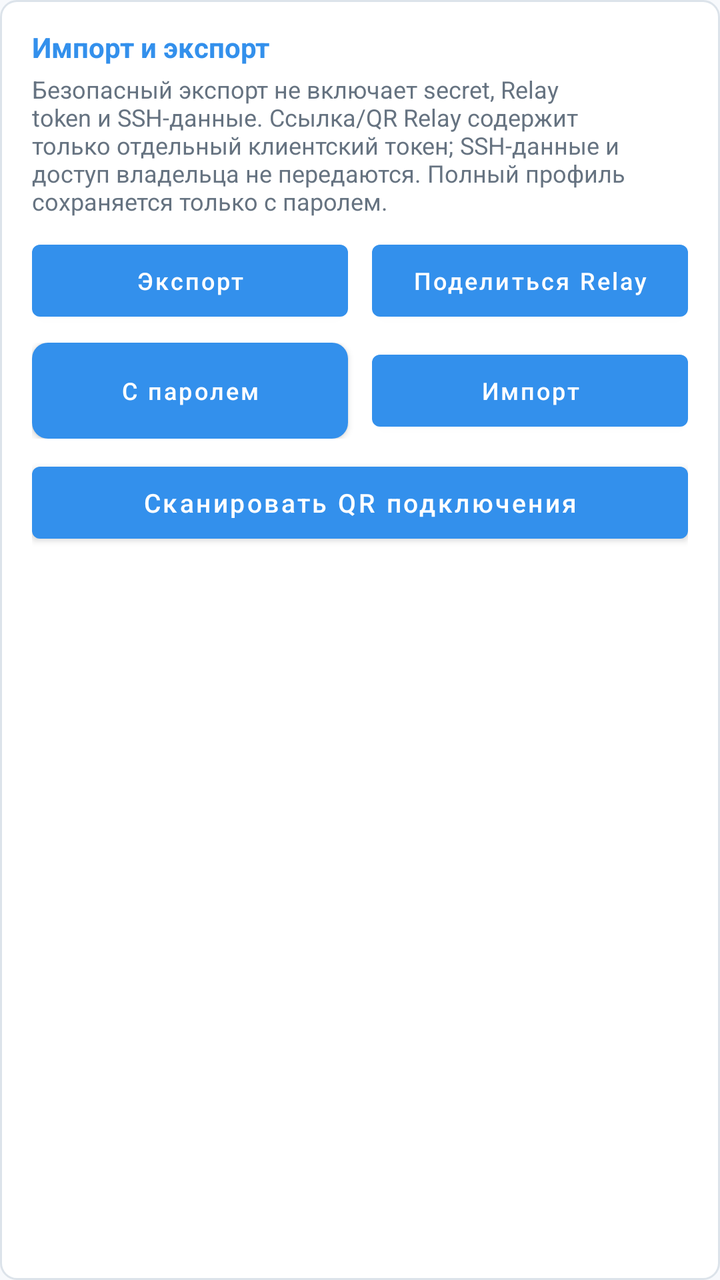
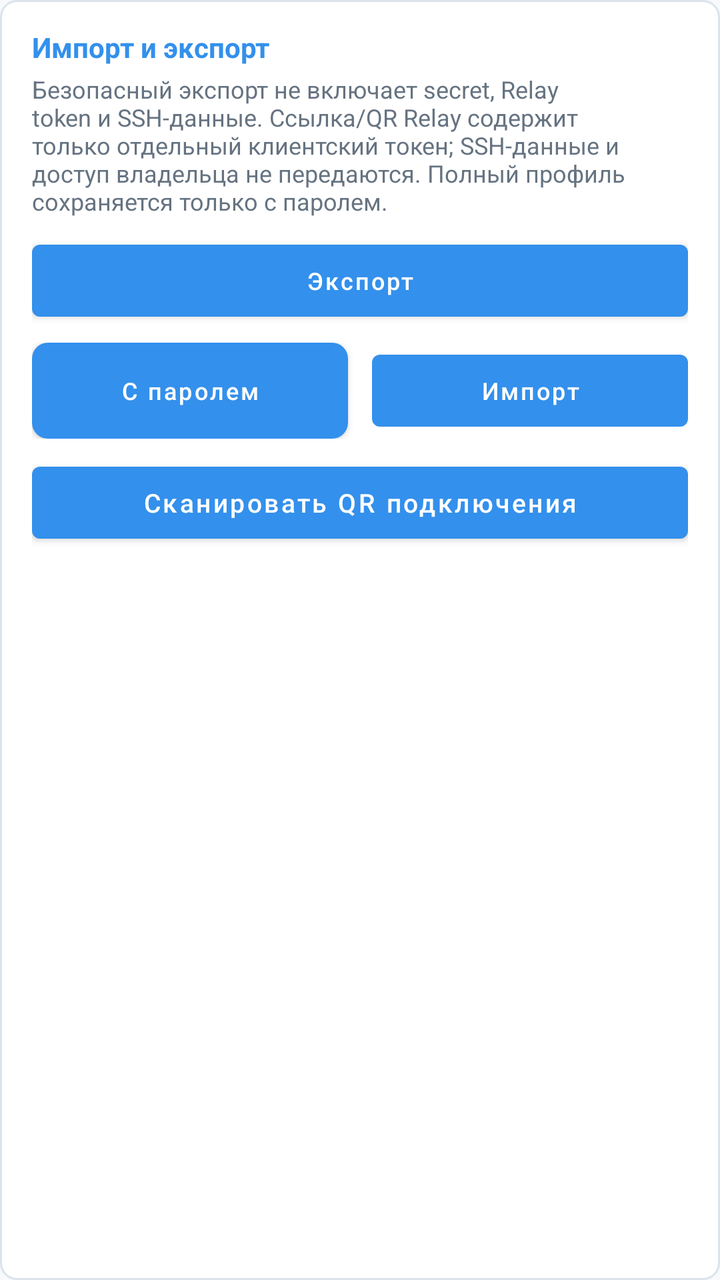

Before-and-after screenshots of an Android layout around one commit, followed by the original layout XML and the change that was made.
<!-- AndroidManifest.xml: application theme AppTheme -->
<!-- res/layout/view_import_export.xml -->
<?xml version="1.0" encoding="utf-8"?>
<LinearLayout xmlns:android="http://schemas.android.com/apk/res/android"
    android:layout_width="match_parent"
    android:layout_height="wrap_content"
    android:layout_marginTop="8dp"
    android:background="@drawable/card_bg"
    android:orientation="vertical"
    android:padding="16dp">

    <TextView
        android:layout_width="wrap_content"
        android:layout_height="wrap_content"
        android:includeFontPadding="false"
        android:text="@string/import_export"
        android:textColor="@color/accent"
        android:textSize="14sp"
        android:textStyle="bold" />

    <TextView
        android:layout_width="match_parent"
        android:layout_height="wrap_content"
        android:layout_marginTop="6dp"
        android:includeFontPadding="false"
        android:text="@string/import_export_note"
        android:textColor="@color/text_secondary"
        android:textSize="12sp" />

    <LinearLayout
        android:layout_width="match_parent"
        android:layout_height="wrap_content"
        android:layout_marginTop="8dp"
        android:orientation="horizontal">

        <Button
            android:id="@+id/btn_export_safe_profile"
            android:layout_width="0dp"
            android:layout_height="48dp"
            android:layout_marginEnd="6dp"
            android:layout_weight="1"
            android:minWidth="0dp"
            android:minHeight="0dp"
            android:text="@string/export_safe_profile"
            android:textAllCaps="false"
            android:textSize="12sp" />

        <Button
            android:id="@+id/btn_export_vps_relay"
            android:layout_width="0dp"
            android:layout_height="48dp"
            android:layout_marginStart="6dp"
            android:layout_weight="1"
            android:minWidth="0dp"
            android:minHeight="0dp"
            android:text="@string/export_vps_relay"
            android:textAllCaps="false"
            android:textSize="12sp" />
    </LinearLayout>

    <LinearLayout
        android:layout_width="match_parent"
        android:layout_height="wrap_content"
        android:layout_marginTop="7dp"
        android:orientation="horizontal">

        <Button
            android:id="@+id/btn_export_encrypted_profile"
            android:layout_width="0dp"
            android:layout_height="48dp"
            android:layout_marginEnd="6dp"
            android:layout_weight="1"
            android:background="@drawable/btn_start_bg"
            android:minWidth="0dp"
            android:minHeight="0dp"
            android:text="@string/export_encrypted_profile"
            android:textAllCaps="false"
            android:textColor="@color/button_text"
            android:textSize="12sp" />

        <Button
            android:id="@+id/btn_import_settings"
            android:layout_width="0dp"
            android:layout_height="48dp"
            android:layout_marginStart="6dp"
            android:layout_weight="1"
            android:minWidth="0dp"
            android:minHeight="0dp"
            android:text="@string/import_settings"
            android:textAllCaps="false"
            android:textSize="12sp" />
    </LinearLayout>

    <Button
        android:id="@+id/btn_scan_qr"
        android:layout_width="match_parent"
        android:layout_height="48dp"
        android:layout_marginTop="8dp"
        android:minHeight="48dp"
        android:text="@string/scan_import_qr"
        android:textAllCaps="false"
        android:textSize="13sp" />
</LinearLayout>
<!-- resources referenced by this layout -->
<resources>
  <color name="accent">#3390EC</color>
  <color name="button_text">#FFFFFF</color>
  <color name="text_secondary">#667381</color>
  <!-- drawable btn_start_bg (drawable) -->
  <?xml version="1.0" encoding="utf-8"?>
  <shape xmlns:android="http://schemas.android.com/apk/res/android"
      android:shape="rectangle">
      <solid android:color="@color/accent" />
      <corners android:radius="8dp" />
  </shape>
  <!-- drawable card_bg (drawable) -->
  <?xml version="1.0" encoding="utf-8"?>
  <shape xmlns:android="http://schemas.android.com/apk/res/android"
      android:shape="rectangle">
      <solid android:color="@color/card" />
      <corners android:radius="8dp" />
      <stroke
          android:width="1dp"
          android:color="@color/card_border" />
  </shape>
  <string name="export_encrypted_profile">С паролем</string>
  <string name="export_safe_profile">Экспорт</string>
  <string name="export_vps_relay">Поделиться Relay</string>
  <string name="import_export">Импорт и экспорт</string>
  <string name="import_export_note">Безопасный экспорт не включает secret, Relay token и SSH-данные. Ссылка/QR Relay содержит только отдельный клиентский токен; SSH-данные и доступ владельца не передаются. Полный профиль сохраняется только с паролем.</string>
  <string name="import_settings">Импорт</string>
  <string name="scan_import_qr">Сканировать QR подключения</string>
  <style name="AppTheme" parent="Theme.MaterialComponents.DayNight.NoActionBar">
          <item name="colorPrimary">@color/accent</item>
          <item name="colorPrimaryDark">@color/background</item>
          <item name="colorAccent">@color/accent</item>
          <item name="colorSurface">@color/card</item>
          <item name="colorOnSurface">@color/text_primary</item>
          <item name="colorOnBackground">@color/text_primary</item>
          <item name="android:colorControlNormal">@color/text_secondary</item>
          <item name="materialAlertDialogTheme">@style/TgProxyAlertDialogTheme</item>
          <item name="alertDialogTheme">@style/TgProxyAlertDialogTheme</item>
          <item name="android:windowBackground">@color/background</item>
          <item name="android:statusBarColor">@color/background</item>
          <item name="android:navigationBarColor">@color/background</item>
          <item name="android:forceDarkAllowed" tools:targetApi="q">false</item>
      </style>
  <color name="card">#FFFFFF</color>
  <color name="card_border">#DCE3EA</color>
  <color name="background">#F7F9FC</color>
  <color name="text_primary">#101820</color>
  <style name="TgProxyAlertDialogTheme" parent="ThemeOverlay.MaterialComponents.MaterialAlertDialog">
          <item name="colorPrimary">@color/accent</item>
          <item name="colorSurface">@color/card</item>
          <item name="colorOnSurface">@color/text_primary</item>
          <item name="shapeAppearanceMediumComponent">@style/ShapeAppearance.TgProxy.Dialog</item>
      </style>
  <style name="ShapeAppearance.TgProxy.Dialog" parent="ShapeAppearance.MaterialComponents.MediumComponent">
          <item name="cornerFamily">rounded</item>
          <item name="cornerSize">22dp</item>
      </style>
</resources>

<!-- the commit's change to res/layout/view_import_export.xml (unified diff, before → after) -->
@@ -33,27 +33,14 @@
 
         <Button
             android:id="@+id/btn_export_safe_profile"
-            android:layout_width="0dp"
+            android:layout_width="match_parent"
             android:layout_height="48dp"
-            android:layout_marginEnd="6dp"
-            android:layout_weight="1"
             android:minWidth="0dp"
             android:minHeight="0dp"
             android:text="@string/export_safe_profile"
             android:textAllCaps="false"
             android:textSize="12sp" />
 
-        <Button
-            android:id="@+id/btn_export_vps_relay"
-            android:layout_width="0dp"
-            android:layout_height="48dp"
-            android:layout_marginStart="6dp"
-            android:layout_weight="1"
-            android:minWidth="0dp"
-            android:minHeight="0dp"
-            android:text="@string/export_vps_relay"
-            android:textAllCaps="false"
-            android:textSize="12sp" />
     </LinearLayout>
 
     <LinearLayout
<!-- resource entries referenced after the edit -->
@@ -22,7 +22,6 @@
   </shape>
   <string name="export_encrypted_profile">С паролем</string>
   <string name="export_safe_profile">Экспорт</string>
-  <string name="export_vps_relay">Поделиться Relay</string>
   <string name="import_export">Импорт и экспорт</string>
   <string name="import_export_note">Безопасный экспорт не включает secret, Relay token и SSH-данные. Ссылка/QR Relay содержит только отдельный клиентский токен; SSH-данные и доступ владельца не передаются. Полный профиль сохраняется только с паролем.</string>
   <string name="import_settings">Импорт</string>
